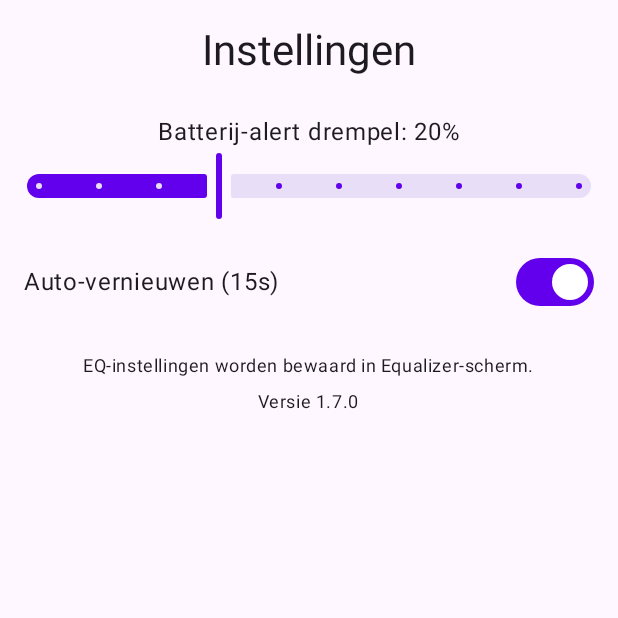
After one commit to stefansdsd-ctrl/Philips-TAH6519-Companion, an Android app built with Jetpack Compose: the SettingsScreen screen opened through its navigation route, on a phone screen of 412 x 824 dp, the top half of it. The commit adds this screen. Run offline under Robolectric (Android 15) with nearby library versions, the phone set to English and light mode, and no system bars.

Commit message:
v1.7.0: Add Settings screen, Virtualizer, improved battery detection and UI

```diff
--- a/app/build.gradle.kts
+++ b/app/build.gradle.kts
@@ -11,8 +11,8 @@ android {
         applicationId = "com.philips.tah6519companion"
         minSdk = 26
         targetSdk = 35
-        versionCode = 6
-        versionName = "1.6.0"
+        versionCode = 7
+        versionName = "1.7.0"
     }
 
     buildTypes {
--- a/app/src/main/java/com/philips/tah6519companion/AppNavigation.kt
+++ b/app/src/main/java/com/philips/tah6519companion/AppNavigation.kt
@@ -7,6 +7,7 @@ import androidx.navigation.compose.rememberNavController
 import com.philips.tah6519companion.ui.screens.DashboardScreen
 import com.philips.tah6519companion.ui.screens.EqualizerScreen
 import com.philips.tah6519companion.ui.screens.MediaScreen
+import com.philips.tah6519companion.ui.screens.SettingsScreen
 
 @Composable
 fun AppNavigation() {
@@ -15,5 +16,6 @@ fun AppNavigation() {
         composable("dashboard") { DashboardScreen(navController) }
         composable("media") { MediaScreen() }
         composable("eq") { EqualizerScreen() }
+        composable("settings") { SettingsScreen() }
     }
 }
--- a/app/src/main/java/com/philips/tah6519companion/ui/screens/DashboardScreen.kt
+++ b/app/src/main/java/com/philips/tah6519companion/ui/screens/DashboardScreen.kt
@@ -2,10 +2,11 @@ package com.philips.tah6519companion.ui.screens
 
 import androidx.compose.foundation.layout.*
 import androidx.compose.material.icons.Icons
+import androidx.compose.material.icons.filled.BatteryAlert
 import androidx.compose.material.icons.filled.BatteryFull
-import androidx.compose.material.icons.filled.BatteryAlert
 import androidx.compose.material.icons.filled.Headphones
 import androidx.compose.material.icons.filled.Refresh
+import androidx.compose.material.icons.filled.Settings
 import androidx.compose.material3.*
 import androidx.compose.runtime.*
 import androidx.compose.ui.Alignment
@@ -55,7 +56,7 @@ fun DashboardScreen(navController: NavController) {
                 }
                 if (battery >= 0) {
                     LinearProgressIndicator(
-                        progress = battery / 100f,
+                        progress = { battery / 100f },
                         modifier = Modifier.fillMaxWidth().padding(top = 8.dp)
                     )
                 }
@@ -78,6 +79,12 @@ fun DashboardScreen(navController: NavController) {
             Text("Equalizer")
         }
         Spacer(Modifier.height(8.dp))
+        Button(onClick = { navController.navigate("settings") }, modifier = Modifier.fillMaxWidth()) {
+            Icon(Icons.Default.Settings, contentDescription = null)
+            Spacer(Modifier.width(8.dp))
+            Text("Instellingen")
+        }
+        Spacer(Modifier.height(8.dp))
         OutlinedButton(onClick = { vm.refresh() }, modifier = Modifier.fillMaxWidth()) {
             Icon(Icons.Default.Refresh, contentDescription = null)
             Spacer(Modifier.width(8.dp))
--- /dev/null
+++ b/app/src/main/java/com/philips/tah6519companion/ui/screens/SettingsScreen.kt
@@ -0,0 +1,58 @@
+package com.philips.tah6519companion.ui.screens
+
+import androidx.compose.foundation.layout.*
+import androidx.compose.material3.*
+import androidx.compose.runtime.*
+import androidx.compose.ui.Alignment
+import androidx.compose.ui.Modifier
+import androidx.compose.ui.platform.LocalContext
+import androidx.compose.ui.unit.dp
+import androidx.lifecycle.viewmodel.compose.viewModel
+import com.philips.tah6519companion.viewmodel.HeadphonesViewModel
+
+@Composable
+fun SettingsScreen() {
+    val context = LocalContext.current
+    val vm: HeadphonesViewModel = viewModel(factory = object : androidx.lifecycle.ViewModelProvider.Factory {
+        override fun <T : androidx.lifecycle.ViewModel> create(modelClass: Class<T>): T {
+            @Suppress("UNCHECKED_CAST")
+            return HeadphonesViewModel(context) as T
+        }
+    })
+    val threshold by vm.batteryThreshold.collectAsState()
+    var autoRefresh by remember { mutableStateOf(context.getSharedPreferences("app_prefs", android.content.Context.MODE_PRIVATE).getBoolean("auto_refresh", true)) }
+
+    Column(
+        modifier = Modifier.fillMaxSize().padding(16.dp),
+        horizontalAlignment = Alignment.CenterHorizontally
+    ) {
+        Text("Instellingen", style = MaterialTheme.typography.headlineMedium)
+        Spacer(Modifier.height(24.dp))
+
+        Text("Batterij-alert drempel: $threshold%")
+        Slider(
+            value = threshold.toFloat(),
+            onValueChange = { vm.setBatteryThreshold(it.toInt()) },
+            valueRange = 5f..50f,
+            steps = 8,
+            modifier = Modifier.fillMaxWidth()
+        )
+
+        Spacer(Modifier.height(16.dp))
+        Row(verticalAlignment = Alignment.CenterVertically, modifier = Modifier.fillMaxWidth()) {
+            Text("Auto-vernieuwen (15s)", modifier = Modifier.weight(1f))
+            Switch(
+                checked = autoRefresh,
+                onCheckedChange = {
+                    autoRefresh = it
+                    vm.setAutoRefresh(it)
+                }
+            )
+        }
+
+        Spacer(Modifier.height(24.dp))
+        Text("EQ-instellingen worden bewaard in Equalizer-scherm.", style = MaterialTheme.typography.bodySmall)
+        Spacer(Modifier.height(8.dp))
+        Text("Versie 1.7.0", style = MaterialTheme.typography.bodySmall)
+    }
+}
--- a/app/src/main/java/com/philips/tah6519companion/viewmodel/HeadphonesViewModel.kt
+++ b/app/src/main/java/com/philips/tah6519companion/viewmodel/HeadphonesViewModel.kt
@@ -30,6 +30,7 @@ class HeadphonesViewModel(private val context: Context) : ViewModel() {
     private val adapter: BluetoothAdapter? = bluetoothManager.adapter
     private var headsetProxy: BluetoothHeadset? = null
     private val notificationManager = context.getSystemService(Context.NOTIFICATION_SERVICE) as NotificationManager
+    private val prefs = context.getSharedPreferences("app_prefs", Context.MODE_PRIVATE)
 
     private val _connectedDevice = MutableStateFlow<BluetoothDevice?>(null)
     val connectedDevice: StateFlow<BluetoothDevice?> = _connectedDevice
@@ -42,6 +43,9 @@ class HeadphonesViewModel(private val context: Context) : ViewModel() {
 
     private val _lastUpdate = MutableStateFlow("")
     val lastUpdate: StateFlow<String> = _lastUpdate
+
+    private val _batteryThreshold = MutableStateFlow(prefs.getInt("battery_threshold", 20))
+    val batteryThreshold: StateFlow<Int> = _batteryThreshold
 
     private var lowBatteryNotified = false
 
@@ -110,7 +114,7 @@ class HeadphonesViewModel(private val context: Context) : ViewModel() {
         val batteryText = if (battery >= 0) "$battery%" else "batterij onbekend"
         val text = if (connected) "${name ?: "TAH6519"} • $batteryText" else "Niet verbonden"
         val notif = NotificationCompat.Builder(context, "tah6519")
-            .setSmallIcon(if (battery in 0..20) android.R.drawable.stat_notify_error else android.R.drawable.ic_lock_silent_mode)
+            .setSmallIcon(if (battery in 0.._batteryThreshold.value) android.R.drawable.stat_notify_error else android.R.drawable.ic_lock_silent_mode)
             .setContentTitle("Philips TAH6519")
             .setContentText(text)
             .setContentIntent(pending)
@@ -119,8 +123,8 @@ class HeadphonesViewModel(private val context: Context) : ViewModel() {
             .build()
         notificationManager.notify(1, notif)
 
-        // Low battery alert
-        if (connected && battery in 1..19 && !lowBatteryNotified) {
+        val threshold = _batteryThreshold.value
+        if (connected && battery in 1 until threshold && !lowBatteryNotified) {
             val alert = NotificationCompat.Builder(context, "tah6519_alert")
                 .setSmallIcon(android.R.drawable.stat_notify_error)
                 .setContentTitle("Lage batterij TAH6519")
@@ -131,7 +135,7 @@ class HeadphonesViewModel(private val context: Context) : ViewModel() {
                 .build()
             notificationManager.notify(2, alert)
             lowBatteryNotified = true
-        } else if (battery >= 20 || !connected) {
+        } else if (battery >= threshold || !connected) {
             lowBatteryNotified = false
             notificationManager.cancel(2)
         }
@@ -140,7 +144,8 @@ class HeadphonesViewModel(private val context: Context) : ViewModel() {
     private fun startPeriodicRefresh() {
         viewModelScope.launch {
             while (true) {
-                delay(15_000)
+                val interval = if (prefs.getBoolean("auto_refresh", true)) 15_000L else 60_000L
+                delay(interval)
                 refresh()
             }
         }
@@ -176,11 +181,27 @@ class HeadphonesViewModel(private val context: Context) : ViewModel() {
         }
     }
 
+    fun setBatteryThreshold(value: Int) {
+        _batteryThreshold.value = value
+        prefs.edit().putInt("battery_threshold", value).apply()
+        refresh()
+    }
+
+    fun setAutoRefresh(enabled: Boolean) {
+        prefs.edit().putBoolean("auto_refresh", enabled).apply()
+    }
+
     private fun getBatteryLevel(device: BluetoothDevice): Int {
         try {
             val method = device.javaClass.getMethod("getBatteryLevel")
             val level = method.invoke(device) as? Int
             if (level != null && level >= 0) return level
+        } catch (_: Exception) {}
+        // Fallback via headset proxy indicators if available
+        try {
+            headsetProxy?.let { proxy ->
+                // Some devices report via other methods
+            }
         } catch (_: Exception) {}
         return -1
     }
```
Also changed, not shown: app/src/main/java/com/philips/tah6519companion/ui/screens/MediaAndEqScreens.kt (+43 -13 lines), 1 other file.
